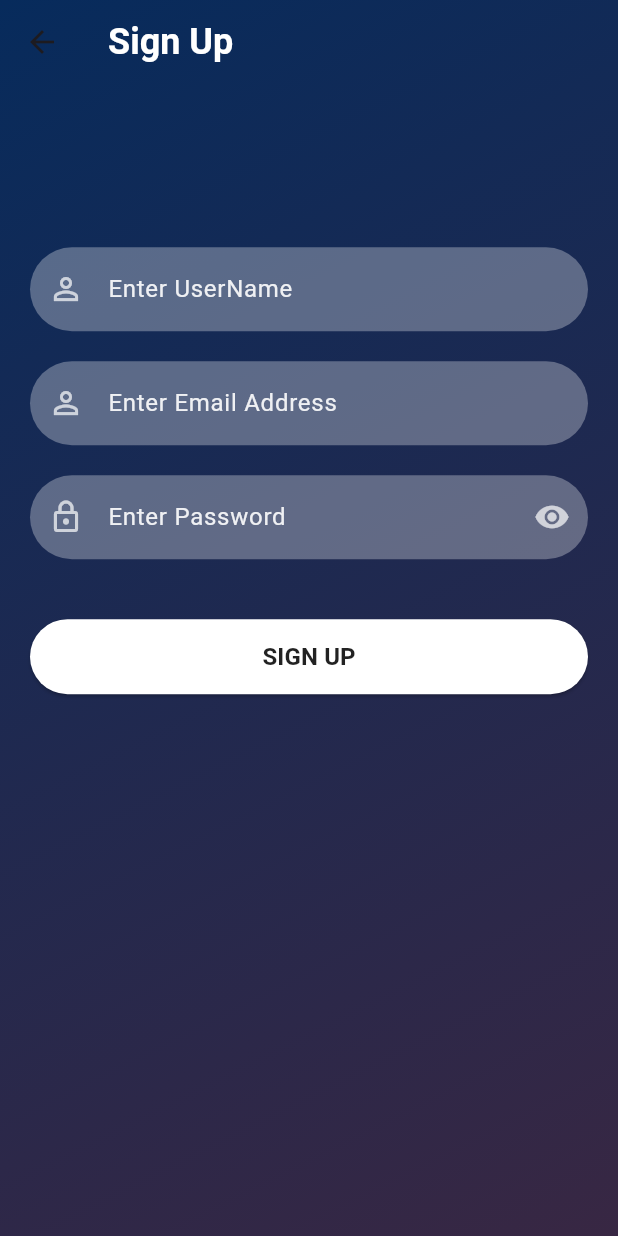
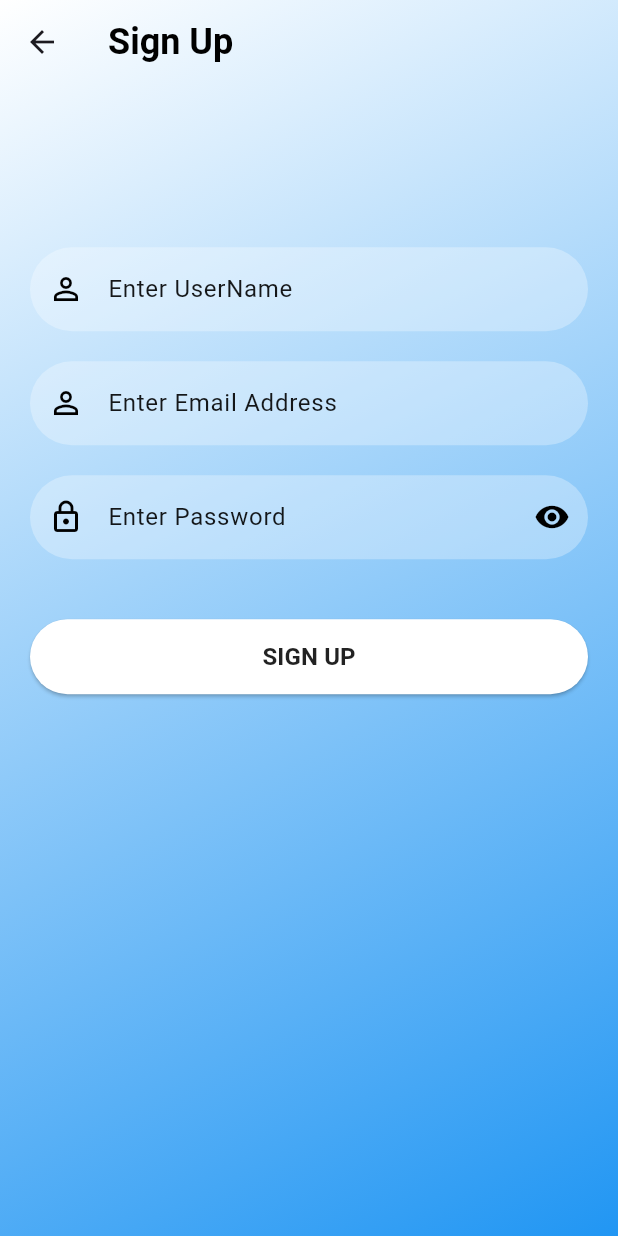
Before and after one commit to kimera-marvin/BSE24-11_finalYearProject, a Flutter app: the SignUp screen opened directly, on a phone screen of 412 x 824 dp. Run offline on Flutter 3.47's test engine with Material 3 defaults, Android fonts, the phone set to English and light mode, and no system bars; our stand-ins replace carousel_slider, cloud_firestore, curved_navigation_bar, firebase_auth, firebase_core, image_picker; accounts and stored records are empty; network calls fail.

Commit message:
updates pt two

```diff
--- a/lib/ui/welcome.dart
+++ b/lib/ui/welcome.dart
@@ -13,8 +13,8 @@ class Welcome extends StatelessWidget {
         decoration: const BoxDecoration(
           gradient: LinearGradient(
             colors: [
-              Color.fromARGB(255, 7, 43, 92),
-              Color(0xff382743),
+              Colors.white,
+              Colors.blue,
             ],
             begin: Alignment.topLeft,
             end: Alignment.bottomRight,
--- a/lib/widgets/reusable_widgets.dart
+++ b/lib/widgets/reusable_widgets.dart
@@ -13,18 +13,18 @@ Image logoWidget(String imageName) {
 }
 
 TextField reusableTextField(
-    String text, IconData icon, TextEditingController controller) {
+    String text, IconData icon, TextEditingController controller, TextInputType keyboardType) {
   return TextField(
     controller: controller,
-    cursorColor: Colors.white,
-    style: TextStyle(color: Colors.white.withOpacity(0.9)),
+    cursorColor: Colors.black,
+    style: TextStyle(color: Colors.black.withOpacity(0.9)),
     decoration: InputDecoration(
       prefixIcon: Icon(
         icon,
-        color: Colors.white70,
+        color: Colors.black,
       ),
       labelText: text,
-      labelStyle: TextStyle(color: Colors.white.withOpacity(0.9)),
+      labelStyle: TextStyle(color: Colors.black.withOpacity(0.9)),
       filled: true,
       floatingLabelBehavior: FloatingLabelBehavior.never,
       fillColor: Colors.white.withOpacity(0.3),
@@ -32,7 +32,7 @@ TextField reusableTextField(
           borderRadius: BorderRadius.circular(30.0),
           borderSide: const BorderSide(width: 0, style: BorderStyle.none)),
     ),
-    keyboardType: TextInputType.emailAddress,
+    keyboardType: keyboardType,
   );
 }
 
@@ -62,15 +62,15 @@ class _PasswordTextFieldState extends State<PasswordTextField> {
       obscureText: _obscureText,
       enableSuggestions: false,
       autocorrect: false,
-      cursorColor: Colors.white,
-      style: TextStyle(color: Colors.white.withOpacity(0.9)),
+      cursorColor: Colors.black,
+      style: TextStyle(color: Colors.black.withOpacity(0.9)),
       decoration: InputDecoration(
         prefixIcon: Icon(
           widget.icon,
-          color: Colors.white70,
+          color: Colors.black,
         ),
         labelText: widget.text,
-        labelStyle: TextStyle(color: Colors.white.withOpacity(0.9)),
+        labelStyle: TextStyle(color: Colors.black.withOpacity(0.9)),
         filled: true,
         floatingLabelBehavior: FloatingLabelBehavior.never,
         fillColor: Colors.white.withOpacity(0.3),
@@ -86,7 +86,7 @@ class _PasswordTextFieldState extends State<PasswordTextField> {
           },
           icon: Icon(
             _obscureText ? Icons.visibility : Icons.visibility_off,
-            color: Colors.white70,
+            color: Colors.black,
           ),
         ),
       ),
--- a/pubspec.yaml
+++ b/pubspec.yaml
@@ -95,6 +95,8 @@ flutter:
     - assets/images/article8.jpg
     - assets/images/article9.jpg
     - assets/images/article10.jpg
+    - assets/images/doctor2.jpeg
+    - assets/images/rem.webp
 
 
   # An image asset can refer to one or more resolution-specific "variants", see
```
Also changed, not shown: lib/ui/hPage.dart (+31 -4 lines), lib/ui/login.dart (+34 -12 lines), lib/ui/signup.dart (+61 -16 lines), assets/images/doctor2.jpeg (added), assets/images/rem.webp (added).
